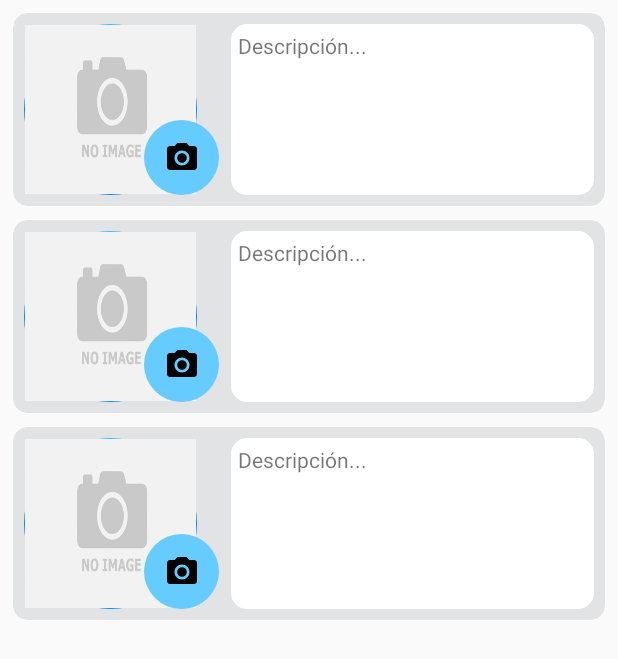
After one commit to logistikgo/app_bkg_operador, an Android app: the layout fragment_viaje_subirevidencias.xml on its own in the app's theme, with its tools: preview values and no code run, on a phone screen of 412 x 824 dp. The commit adds this screen. Shown: the top 659 px of the screen. Run offline under Robolectric (Android 15) with nearby library versions, the phone set to English and light mode, and no system bars.

Commit message:
Jorge Enríquez 02/11/2017 14:49

```diff
--- a/app/build.gradle
+++ b/app/build.gradle
@@ -28,8 +28,8 @@ dependencies {
     compile 'com.android.support:support-v4:26.+'
     compile 'com.android.support.constraint:constraint-layout:1.0.2'
     compile 'com.android.support:design:26.+'
-    compile 'com.google.android.gms:play-services-maps:+'
-    compile 'com.google.maps.android:android-maps-utils:0.4+'
+    compile 'com.google.android.gms:play-services-maps:11.0.4'
+    compile 'com.google.maps.android:android-maps-utils:0.4.+'
     compile 'com.android.support:cardview-v7:26.0.+'
     compile 'com.android.support:recyclerview-v7:26.0.+'
     testCompile 'junit:junit:4.12'
--- /dev/null
+++ b/app/src/main/java/com/example/logistik/logistikgobkg/CameraImageEvidence.java
@@ -0,0 +1,31 @@
+package com.example.logistik.logistikgobkg;
+
+import android.content.Context;
+import android.content.Intent;
+import android.net.Uri;
+import android.os.Bundle;
+import android.provider.MediaStore;
+import android.support.v4.app.Fragment;
+import android.view.LayoutInflater;
+import android.view.View;
+import android.view.ViewGroup;
+
+public class CameraImageEvidence extends Fragment {
+    @Override
+    public void onCreate(Bundle savedInstanceState) {
+        super.onCreate(savedInstanceState);
+    }
+
+    @Override
+    public View onCreateView(LayoutInflater inflater, ViewGroup container,
+                             Bundle savedInstanceState) {
+        // Inflate the layout for this fragment
+        View view = inflater.inflate(R.layout.fragment_camera_image_evidence, container, false);
+        return view;
+    }
+
+    public interface OnFragmentInteractionListener {
+        // TODO: Update argument type and name
+        void onFragmentInteraction(Uri uri);
+    }
+}
--- a/app/src/main/java/com/example/logistik/logistikgobkg/ViajeCursoActivity.java
+++ b/app/src/main/java/com/example/logistik/logistikgobkg/ViajeCursoActivity.java
@@ -124,6 +124,9 @@ public class ViajeCursoActivity extends AppCompatActivity {
                     case 1:
                             InformacionTab informacionTab = new InformacionTab();
                             return informacionTab;
+                    case 2:
+                        ViajeSubirEvicenciasTab SubirEvidenciasTab = new ViajeSubirEvicenciasTab();
+                        return SubirEvidenciasTab;
 
                     default:
                         return null;
@@ -155,7 +158,7 @@ public class ViajeCursoActivity extends AppCompatActivity {
         @Override
         public int getCount() {
             // Show 3 total pages.
-            return 2;
+            return 3;
         }
 
         @Override
@@ -165,6 +168,8 @@ public class ViajeCursoActivity extends AppCompatActivity {
                     return getString(R.string.tab_travel);
                 case 1:
                     return getString(R.string.tab_data);
+                case 2:
+                    return getString(R.string.tab_upload_evidence);
             }
             return null;
         }
--- /dev/null
+++ b/app/src/main/java/com/example/logistik/logistikgobkg/ViajeSubirEvicenciasTab.java
@@ -0,0 +1,80 @@
+package com.example.logistik.logistikgobkg;
+
+import android.app.Activity;
+import android.content.Context;
+import android.graphics.Bitmap;
+import android.graphics.drawable.BitmapDrawable;
+import android.graphics.drawable.Drawable;
+import android.media.Image;
+import android.net.Uri;
+import android.os.Bundle;
+import android.support.v4.app.Fragment;
+import android.support.v4.app.FragmentManager;
+import android.support.v4.graphics.drawable.RoundedBitmapDrawable;
+import android.support.v4.graphics.drawable.RoundedBitmapDrawableFactory;
+import android.view.LayoutInflater;
+import android.view.View;
+import android.view.ViewGroup;
+import android.widget.Button;
+import android.widget.ImageButton;
+import android.widget.ImageView;
+import android.widget.Toast;
+
+public class ViajeSubirEvicenciasTab extends Fragment {
+    ImageView imageEvidenceUno, imageEvidenceDos, imageEvidenceTres;
+    ImageButton buttonEvidenceUno, buttonEvidenceDos, buttonEvidenceTres;
+    Activity activity;
+
+    @Override
+    public void onCreate(Bundle savedInstanceState) {
+        super.onCreate(savedInstanceState);
+    }
+
+    @Override
+    public View onCreateView(LayoutInflater inflater, ViewGroup container,
+                             Bundle savedInstanceState) {
+        // Inflate the layout for this fragment
+        View view = inflater.inflate(R.layout.fragment_viaje_subirevidencias, container, false);
+
+        //extraemos el drawable en un bitmap
+        Drawable originalDrawable = getResources().getDrawable(R.drawable.no_images);
+        Bitmap originalBitmap = ((BitmapDrawable) originalDrawable).getBitmap();
+
+        //creamos el drawable redondeado
+        RoundedBitmapDrawable roundedDrawable =
+                RoundedBitmapDrawableFactory.create(getResources(), originalBitmap);
+
+        //asignamos el CornerRadius
+        roundedDrawable.setCornerRadius(originalBitmap.getHeight());
+
+        imageEvidenceUno = (ImageView) view.findViewById(R.id.imageEvidenceUno);
+        imageEvidenceDos = (ImageView) view.findViewById(R.id.imageEvidenceDos);
+        imageEvidenceTres = (ImageView) view.findViewById(R.id.imageEvidenceTres);
+
+        imageEvidenceUno.setImageDrawable(roundedDrawable);
+        imageEvidenceDos.setImageDrawable(roundedDrawable);
+        imageEvidenceTres.setImageDrawable(roundedDrawable);
+
+        buttonEvidenceUno = (ImageButton)view.findViewById(R.id.buttonEvidenceUno);
+
+
+        buttonEvidenceUno.setOnClickListener(new  View.OnClickListener(){
+            @Override
+            public void onClick(View v){
+                activity = getActivity();
+                Toast.makeText(activity, "Cambio de Status", Toast.LENGTH_SHORT);
+
+                Fragment fragmentCameraEvidence = new CameraImageEvidence();
+                //linearFragment.removeAllViews();
+                FragmentManager fragmentManager = getFragmentManager();
+                fragmentManager.beginTransaction().replace(R.id.Constraint, fragmentCameraEvidence).commit();
+                fragmentManager.addOnBackStackChangedListener(null);
+            }
+        });
+        return view;
+    }
+    public interface OnFragmentInteractionListener {
+        // TODO: Update argument type and name
+        void onFragmentInteraction(Uri uri);
+    }
+}
--- /dev/null
+++ b/app/src/main/res/drawable/backgound_list_evidence.xml
@@ -0,0 +1,8 @@
+<?xml version="1.0" encoding="utf-8"?>
+<shape xmlns:android="http://schemas.android.com/apk/res/android"
+    android:shape="rectangle">
+    <solid android:color="@color/background_evidence"></solid>
+    <corners android:radius="10dp"></corners>
+    <stroke android:color="#fff"
+        android:width="0.5dp"></stroke>
+</shape>
--- /dev/null
+++ b/app/src/main/res/drawable/background_textview.xml
@@ -0,0 +1,11 @@
+<?xml version="1.0" encoding="utf-8"?>
+<shape xmlns:android="http://schemas.android.com/apk/res/android">
+    <padding android:left="5dp"
+        android:top="5dp"
+        android:right="5dp"
+        android:bottom="5dp" />
+    <solid android:color="@color/white_logistik"></solid>
+    <corners android:radius="10dp"></corners>
+    <stroke android:color="#fff"
+        android:width="0.5dp"></stroke>
+</shape>
--- /dev/null
+++ b/app/src/main/res/drawable/button_camera.xml
@@ -0,0 +1,6 @@
+<?xml version="1.0" encoding="utf-8"?>
+<shape xmlns:android="http://schemas.android.com/apk/res/android"
+    android:shape="oval">
+    <solid android:color="@color/blue_logistik"></solid>
+    <size android:height="100dp" android:width="100dp"></size>
+</shape>
--- /dev/null
+++ b/app/src/main/res/drawable/image_round.xml
@@ -0,0 +1,16 @@
+<?xml version="1.0" encoding="utf-8"?>
+<shape xmlns:android="http://schemas.android.com/apk/res/android"
+    android:shape="oval">
+
+    <padding android:left="1dp"
+        android:top="1dp"
+        android:right="1dp"
+        android:bottom="1dp" />
+    <gradient
+        android:angle="270"
+        android:startColor="#36bcff"
+        android:endColor="#078af5"
+        android:centerColor="#078af5"
+        />
+    <size android:height="100dp" android:width="100dp"></size>
+</shape>
--- /dev/null
+++ b/app/src/main/res/layout/fragment_camera_image_evidence.xml
@@ -0,0 +1,13 @@
+<FrameLayout xmlns:android="http://schemas.android.com/apk/res/android"
+    xmlns:tools="http://schemas.android.com/tools"
+    android:layout_width="match_parent"
+    android:layout_height="match_parent"
+    tools:context="com.example.logistik.logistikgobkg.CameraImageEvidence">
+
+    <!-- TODO: Update blank fragment layout -->
+    <TextView
+        android:layout_width="match_parent"
+        android:layout_height="match_parent"
+        android:text="@string/hello_blank_fragment" />
+
+</FrameLayout>
--- /dev/null
+++ b/app/src/main/res/layout/fragment_viaje_subirevidencias.xml
@@ -0,0 +1,195 @@
+<ScrollView xmlns:android="http://schemas.android.com/apk/res/android"
+    xmlns:app="http://schemas.android.com/apk/res-auto"
+    xmlns:tools="http://schemas.android.com/tools"
+    android:layout_width="match_parent"
+    android:layout_height="match_parent">
+    tools:context="com.example.logistik.logistikgobkg.ViajeSubirEvicenciasTab">
+
+    <!-- TODO: Update blank fragment layout -->
+    <android.support.constraint.ConstraintLayout
+        android:id="@+id/Constraint"
+        android:layout_width="match_parent"
+        android:layout_height="match_parent">
+
+        <ImageView
+            android:id="@+id/imageViewBackgroundEivendeUno"
+            android:layout_width="0dp"
+            android:layout_height="130dp"
+            android:layout_marginEnd="8dp"
+            android:layout_marginLeft="8dp"
+            android:layout_marginRight="8dp"
+            android:layout_marginStart="8dp"
+            android:layout_marginTop="8dp"
+            app:layout_constraintLeft_toLeftOf="parent"
+            app:layout_constraintRight_toRightOf="parent"
+            app:layout_constraintTop_toTopOf="parent"
+            app:srcCompat="@drawable/backgound_list_evidence" />
+
+        <ImageView
+            android:id="@+id/imageEvidenceUno"
+            android:layout_width="115dp"
+            android:layout_height="0dp"
+            android:layout_marginLeft="8dp"
+            android:layout_marginStart="8dp"
+            android:layout_marginTop="8dp"
+            android:background="@drawable/image_round"
+            android:scaleType="fitXY"
+            app:layout_constraintLeft_toLeftOf="@+id/imageViewBackgroundEivendeUno"
+            app:layout_constraintTop_toTopOf="@+id/imageViewBackgroundEivendeUno"
+            app:srcCompat="@drawable/no_images"
+            app:layout_constraintBottom_toBottomOf="@+id/imageViewBackgroundEivendeUno"
+            android:layout_marginBottom="8dp" />
+
+        <ImageButton
+            android:id="@+id/buttonEvidenceUno"
+            android:layout_width="50dp"
+            android:layout_height="50dp"
+            android:background="@drawable/button_camera"
+            app:srcCompat="@drawable/ic_menu_camera"
+            android:layout_marginStart="80dp"
+            android:layout_marginLeft="80dp"
+            app:layout_constraintLeft_toLeftOf="@+id/imageEvidenceUno"
+            app:layout_constraintBottom_toBottomOf="@+id/imageViewBackgroundEivendeUno"
+            android:layout_marginBottom="8dp" />
+
+        <TextView
+            android:id="@+id/textViewEvidenceUno"
+            android:layout_width="0dp"
+            android:layout_height="0dp"
+            android:text="Descripción..."
+            android:layout_marginRight="8dp"
+            app:layout_constraintRight_toRightOf="@+id/imageViewBackgroundEivendeUno"
+            app:layout_constraintLeft_toRightOf="@+id/buttonEvidenceUno"
+            android:layout_marginLeft="8dp"
+            android:layout_marginStart="8dp"
+            android:layout_marginEnd="8dp"
+            app:layout_constraintBottom_toBottomOf="@+id/imageViewBackgroundEivendeUno"
+            android:layout_marginBottom="8dp"
+            app:layout_constraintHorizontal_bias="0.0"
+            app:layout_constraintTop_toTopOf="@+id/imageViewBackgroundEivendeUno"
+            android:layout_marginTop="8dp"
+            android:background="@drawable/background_textview"/>
+
+        <ImageView
+            android:id="@+id/imageViewBackgroundEivendeDos"
+            android:layout_width="0dp"
+            android:layout_height="130dp"
+            android:layout_marginEnd="8dp"
+            android:layout_marginLeft="8dp"
+            android:layout_marginRight="8dp"
+            android:layout_marginStart="8dp"
+            android:layout_marginTop="8dp"
+            app:layout_constraintLeft_toLeftOf="parent"
+            app:layout_constraintRight_toRightOf="parent"
+            app:layout_constraintTop_toBottomOf="@+id/imageViewBackgroundEivendeUno"
+            app:srcCompat="@drawable/backgound_list_evidence" />
+
+        <ImageView
+            android:id="@+id/imageEvidenceDos"
+            android:layout_width="115dp"
+            android:layout_height="0dp"
+            android:layout_marginBottom="8dp"
+            android:layout_marginLeft="8dp"
+            android:layout_marginStart="8dp"
+            android:layout_marginTop="8dp"
+            android:background="@drawable/image_round"
+            android:scaleType="fitXY"
+            app:layout_constraintBottom_toBottomOf="@+id/imageViewBackgroundEivendeDos"
+            app:layout_constraintLeft_toLeftOf="@+id/imageViewBackgroundEivendeDos"
+            app:layout_constraintTop_toTopOf="@+id/imageViewBackgroundEivendeDos"
+            app:srcCompat="@drawable/no_images" />
+
+        <ImageButton
+            android:id="@+id/buttonEvidenceDos"
+            android:layout_width="50dp"
+            android:layout_height="50dp"
+            android:background="@drawable/button_camera"
+            app:srcCompat="@drawable/ic_menu_camera"
+            android:layout_marginStart="80dp"
+            android:layout_marginLeft="80dp"
+            app:layout_constraintLeft_toLeftOf="@+id/imageEvidenceDos"
+            app:layout_constraintBottom_toBottomOf="@+id/imageViewBackgroundEivendeDos"
+            android:layout_marginBottom="8dp" />
+
+        <TextView
+            android:id="@+id/textViewEvidenceDos"
+            android:layout_width="0dp"
+            android:layout_height="0dp"
+            android:text="Descripción..."
+            android:layout_marginStart="8dp"
+            android:layout_marginEnd="8dp"
+            android:layout_marginRight="8dp"
+            app:layout_constraintRight_toRightOf="@+id/imageViewBackgroundEivendeDos"
+            app:layout_constraintLeft_toRightOf="@+id/buttonEvidenceDos"
+            android:layout_marginLeft="8dp"
+            app:layout_constraintHorizontal_bias="0.0"
+            app:layout_constraintTop_toTopOf="@+id/imageViewBackgroundEivendeDos"
+            android:layout_marginTop="8dp"
+            app:layout_constraintBottom_toBottomOf="@+id/imageViewBackgroundEivendeDos"
+            android:layout_marginBottom="8dp"
+            app:layout_constraintVertical_bias="0.0"
+            android:background="@drawable/background_textview" />
+
+        <ImageView
+            android:id="@+id/imageViewBackgroundEivendeTres"
+            android:layout_width="0dp"
+            android:layout_height="130dp"
+            android:layout_marginBottom="8dp"
+            android:layout_marginEnd="8dp"
+            android:layout_marginLeft="8dp"
+            android:layout_marginRight="8dp"
+            android:layout_marginStart="8dp"
+            android:layout_marginTop="8dp"
+            app:layout_constraintBottom_toBottomOf="parent"
+            app:layout_constraintLeft_toLeftOf="parent"
+            app:layout_constraintRight_toRightOf="parent"
+            app:layout_constraintTop_toBottomOf="@+id/imageViewBackgroundEivendeDos"
+            app:srcCompat="@drawable/backgound_list_evidence" />
+
+        <ImageView
+            android:id="@+id/imageEvidenceTres"
+            android:layout_width="115dp"
+            android:layout_height="0dp"
+            android:layout_marginBottom="8dp"
+            android:layout_marginLeft="8dp"
+            android:layout_marginStart="8dp"
+            android:layout_marginTop="8dp"
+            android:background="@drawable/image_round"
+            android:scaleType="fitXY"
+            app:layout_constraintBottom_toBottomOf="@+id/imageViewBackgroundEivendeTres"
+            app:layout_constraintLeft_toLeftOf="@+id/imageViewBackgroundEivendeTres"
+            app:layout_constraintTop_toTopOf="@+id/imageViewBackgroundEivendeTres"
+            app:srcCompat="@drawable/no_images" />
+
+        <ImageButton
+            android:id="@+id/buttonEvidenceTres"
+            android:layout_width="50dp"
+            android:layout_height="50dp"
+            android:background="@drawable/button_camera"
+            app:srcCompat="@drawable/ic_menu_camera"
+            android:layout_marginStart="80dp"
+            android:layout_marginLeft="80dp"
+            app:layout_constraintLeft_toLeftOf="@+id/imageEvidenceTres"
+            app:layout_constraintBottom_toBottomOf="@+id/imageViewBackgroundEivendeTres"
+            android:layout_marginBottom="8dp" />
+
+        <TextView
+            android:id="@+id/textViewEvidenceTres"
+            android:layout_width="0dp"
+            android:layout_height="0dp"
+            android:text="Descripción..."
+            android:layout_marginStart="8dp"
+            android:layout_marginEnd="8dp"
+            android:layout_marginRight="8dp"
+            app:layout_constraintRight_toRightOf="@+id/imageViewBackgroundEivendeTres"
+            app:layout_constraintLeft_toRightOf="@+id/buttonEvidenceTres"
+            android:layout_marginLeft="8dp"
+            app:layout_constraintHorizontal_bias="0.0"
+            app:layout_constraintTop_toTopOf="@+id/imageViewBackgroundEivendeTres"
+            android:layout_marginTop="8dp"
+            app:layout_constraintBottom_toBottomOf="@+id/imageViewBackgroundEivendeTres"
+            android:layout_marginBottom="8dp"
+            android:background="@drawable/background_textview" />
+    </android.support.constraint.ConstraintLayout>
+
+</ScrollView>
--- a/app/src/main/res/values/colors.xml
+++ b/app/src/main/res/values/colors.xml
@@ -8,4 +8,7 @@
 
     <color name="blue_logistik">#66ccff</color>
     <color name="orange_logistik">#66ccff</color>
+
+    <color name="background_evidence">#e1e3e5</color>
+    <color name="white_logistik">#ffffff</color>
 </resources>
--- a/app/src/main/res/values/strings.xml
+++ b/app/src/main/res/values/strings.xml
@@ -28,6 +28,7 @@
 
     <string name="tab_travel">Viaje</string>
     <string name="tab_data">Información</string>
+    <string name="tab_upload_evidence">Evidencias</string>
 
     <string name="button_nostatus">NINGÚN STATUS</string>
     <string name="button_llegadaorigen">LLEGADAORIGEN</string>
```
Also changed, not shown: app/src/main/res/drawable/no_images.png (added).
